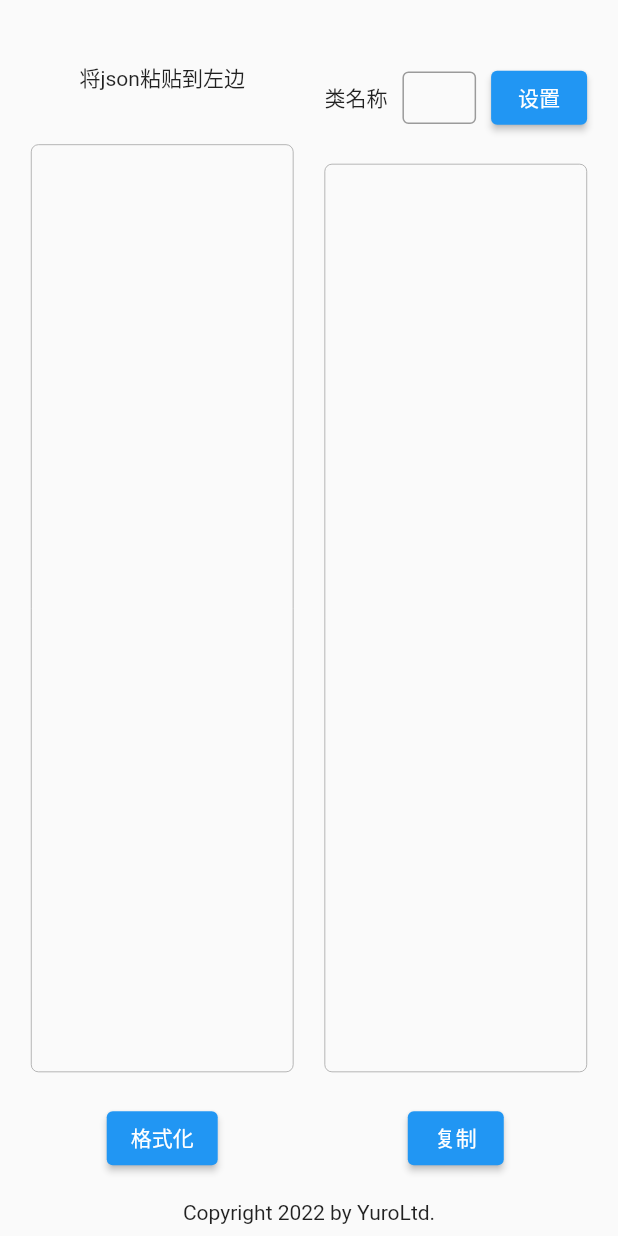
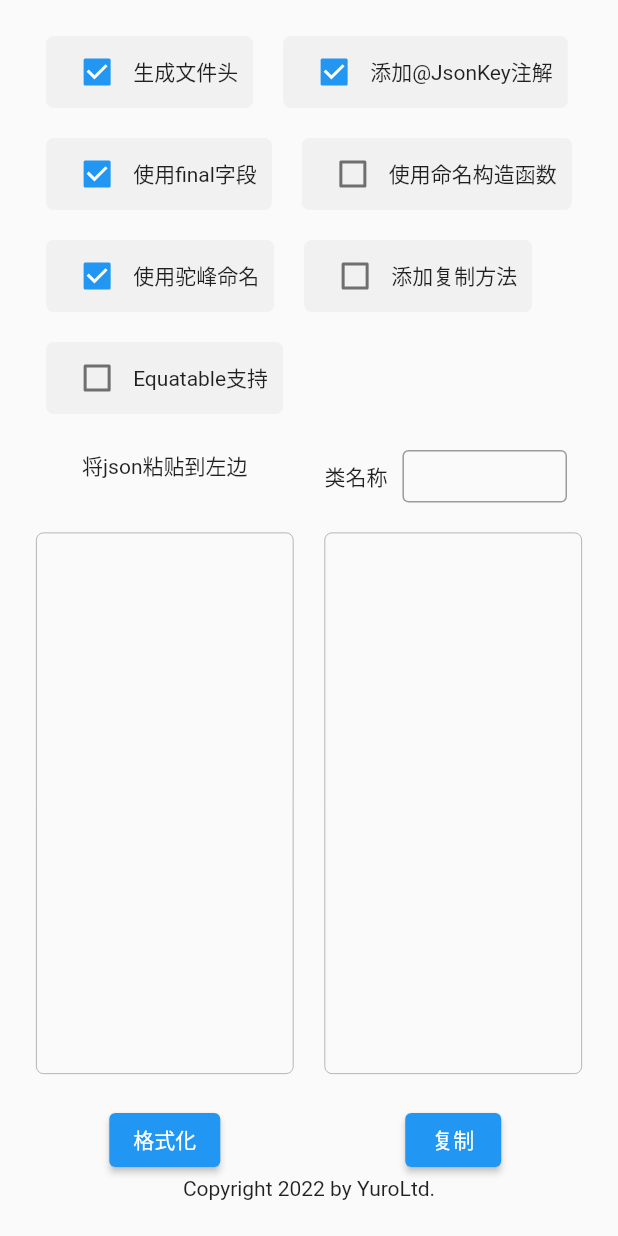
Before and after one commit to YuroLtd/json_to_dart, a Flutter app: the screen it shows after launch, on a phone screen of 412 x 824 dp. Run offline on Flutter 3.47's test engine with Material 2 defaults, Android fonts, the light colour scheme and no system bars; missing offline and left inert: dart_style.

Commit message:
增加是否生成头文件支持; 增加对Equatable的支持;

```diff
--- a/lib/components/home_right.dart
+++ b/lib/components/home_right.dart
@@ -40,10 +40,6 @@ class HomeRight extends StatelessWidget {
                       border: OutlineInputBorder(),
                     ))),
           ),
-        ),
-        ElevatedButton(
-          onPressed: () => context.read<JsonToDartController>().showSetting(context),
-          child: const Text('设置'),
         )
       ]);
 }
--- a/lib/components/setting.dart
+++ b/lib/components/setting.dart
@@ -4,28 +4,12 @@ class SettingSheet extends StatelessWidget {
   const SettingSheet({Key? key}) : super(key: key);
 
   @override
-  Widget build(BuildContext context) => Container(
-      height: MediaQuery.of(context).size.height * 0.3,
-      padding: const EdgeInsets.all(15),
-      child: Column(crossAxisAlignment: CrossAxisAlignment.start, children: [
-        _buildSettings(context),
-        Expanded(
-          child: Container(
-              margin: const EdgeInsets.only(top: 15),
-              decoration: BoxDecoration(color: Colors.grey.withOpacity(0.1), borderRadius: BorderRadius.circular(5)),
-              child: TextField(
-                  maxLines: 20,
-                  controller: context.read<JsonToDartController>().copyrightController,
-                  onChanged: context.read<JsonToDartController>().onCopyrightChanged,
-                  decoration: InputDecoration(
-                      border: InputBorder.none,
-                      contentPadding: const EdgeInsets.all(15),
-                      hintText: '添加Copyright信息',
-                      hintStyle: TextStyle(color: Colors.grey[400])))),
-        )
-      ]));
-
-  Widget _buildSettings(BuildContext context) => Wrap(spacing: 20, runSpacing: 20, children: [
+  Widget build(BuildContext context) => Wrap(spacing: 20, runSpacing: 20, children: [
+        CheckBoxItem(
+          label: '生成文件头',
+          valueKey: const ValueKey(JsonToDartController.FILE_HEADER),
+          checked: context.read<JsonToDartController>().enableFileHeader,
+        ),
         CheckBoxItem(
           label: '添加@JsonKey注解',
           valueKey: const ValueKey(JsonToDartController.JSON_KEY),
@@ -50,6 +34,11 @@ class SettingSheet extends StatelessWidget {
           label: '添加复制方法',
           valueKey: const ValueKey(JsonToDartController.COPY_METHOD),
           checked: context.read<JsonToDartController>().enableCopyMethod,
+        ),
+        CheckBoxItem(
+          label: 'Equatable支持',
+          valueKey: const ValueKey(JsonToDartController.EQUATABLE),
+          checked: context.read<JsonToDartController>().enableEquatable,
         ),
       ]);
 }
--- a/lib/controller/controller.dart
+++ b/lib/controller/controller.dart
@@ -3,81 +3,58 @@ import 'dart:convert';
 import 'package:dart_style/dart_style.dart';
 import 'package:flutter/services.dart';
 import 'package:json_to_dart/export.dart';
-import 'package:shared_preferences/shared_preferences.dart';
 
 class JsonToDartController {
   // ignore_for_file: constant_identifier_names
+  static const String FILE_HEADER = 'file_header';
   static const String JSON_KEY = 'json_key';
   static const String COPY_METHOD = 'copy_method';
   static const String CAMEL_CASE = 'camel_case';
-  static const String COPYRIGHT = 'copyright';
   static const String FINAL_FIELD = 'final_field';
   static const String NAMED_CONSTRUCTOR = 'named_constructor';
+  static const String EQUATABLE = 'equatable';
 
-  final enableJsonKey = ValueNotifier<bool>(false);
-  final enableFinalField = ValueNotifier<bool>(false);
+  final enableFileHeader = ValueNotifier<bool>(true);
+  final enableJsonKey = ValueNotifier<bool>(true);
+  final enableFinalField = ValueNotifier<bool>(true);
   final enableNamedConstructor = ValueNotifier<bool>(false);
   final enableCopyMethod = ValueNotifier<bool>(false);
-  final enableCamelCase = ValueNotifier<bool>(false);
+  final enableCamelCase = ValueNotifier<bool>(true);
+  final enableEquatable = ValueNotifier<bool>(false);
 
-  final copyrightController = TextEditingController();
   final nameController = TextEditingController();
 
   final inputController = TextEditingController();
   final output = ValueNotifier<String>('');
 
   final clazzList = <Clazz>[];
-  late final SharedPreferences prefs;
-
-  JsonToDartController() {
-    Future(() async {
-      prefs = await SharedPreferences.getInstance();
-
-      enableJsonKey.value = prefs.getBool(JSON_KEY) ?? true;
-      enableFinalField.value = prefs.getBool(FINAL_FIELD) ?? false;
-      enableNamedConstructor.value = prefs.getBool(NAMED_CONSTRUCTOR) ?? false;
-      enableCopyMethod.value = prefs.getBool(COPY_METHOD) ?? false;
-      enableCamelCase.value = prefs.getBool(CAMEL_CASE) ?? true;
-      copyrightController.text = prefs.getString(COPYRIGHT) ?? '';
-    });
-  }
-
-  /// 显示设置面板
-  void showSetting(BuildContext context) => showModalBottomSheet(
-        context: context,
-        builder: (context) => const SettingSheet(),
-      );
 
   void onCheckBoxValueChanged(String key, bool value) {
     switch (key) {
+      case FILE_HEADER:
+        enableFileHeader.value = value;
+        break;
       case JSON_KEY:
         enableJsonKey.value = value;
-        prefs.setBool(JSON_KEY, value);
         break;
       case FINAL_FIELD:
         enableFinalField.value = value;
-        prefs.setBool(FINAL_FIELD, value);
         break;
       case NAMED_CONSTRUCTOR:
         enableNamedConstructor.value = value;
-        prefs.setBool(NAMED_CONSTRUCTOR, value);
         break;
       case COPY_METHOD:
         enableCopyMethod.value = value;
-        prefs.setBool(COPY_METHOD, value);
         break;
       case CAMEL_CASE:
         enableCamelCase.value = value;
-        prefs.setBool(CAMEL_CASE, value);
+        break;
+      case EQUATABLE:
+        enableEquatable.value = value;
         break;
       default:
         break;
     }
-    if (clazzList.isNotEmpty) _generateCode();
-  }
-
-  void onCopyrightChanged(String str) {
-    prefs.setString(COPYRIGHT, str);
     if (clazzList.isNotEmpty) _generateCode();
   }
 
@@ -204,13 +181,15 @@ class JsonToDartController {
     final list = clazzList.reversed;
     final sb = StringBuffer();
 
-    if (copyrightController.text.trim().isNotEmpty) {
-      sb.writeln(copyrightController.text.trim());
+    if (enableFileHeader.value) {
+      sb.writeln("import 'package:json_annotation/json_annotation.dart';");
+      if (enableEquatable.value) {
+        sb.writeln("import 'package:equatable/equatable.dart';");
+      }
+      sb.writeln();
+      sb.writeln("part '${list.first.fileName}.g.dart';");
+      sb.writeln();
     }
-    sb.writeln("import 'package:json_annotation/json_annotation.dart';");
-    sb.writeln();
-    sb.writeln("part '${list.first.fileName}.g.dart';");
-    sb.writeln();
 
     // ignore_for_file: avoid_function_literals_in_foreach_calls
     list.forEach((element) => _generateClazz(sb, element));
@@ -219,7 +198,11 @@ class JsonToDartController {
 
   void _generateClazz(StringBuffer sb, Clazz clazz) {
     sb.writeln('@JsonSerializable()');
-    sb.writeln('class ${clazz.name} extends Object {');
+    sb.write('class ${clazz.name} extends Object ');
+    if (enableEquatable.value) {
+      sb.writeln('with EquatableMixin');
+    }
+    sb.write('{');
     sb.writeln();
 
     final camelCase = enableCamelCase.value;
@@ -237,12 +220,19 @@ class JsonToDartController {
     }
     sb
       ..write((enableNamedConstructor.value && clazz.fields.isNotEmpty) ? '}' : '')
-      ..write(');\n');
+      ..write(');\n')
+      ..writeln()
+      ..writeln('factory ${clazz.name}.fromJson(Map<String, dynamic> srcJson) => _\$${clazz.name}FromJson(srcJson);')
+      ..writeln()
+      ..writeln('Map<String, dynamic> toJson() => _\$${clazz.name}ToJson(this);');
 
-    sb.writeln();
-    sb.writeln('factory ${clazz.name}.fromJson(Map<String, dynamic> srcJson) => _\$${clazz.name}FromJson(srcJson);');
-    sb.writeln();
-    sb.writeln('Map<String, dynamic> toJson() => _\$${clazz.name}ToJson(this);');
+    if (enableEquatable.value) {
+      sb
+        ..writeln()
+        ..writeln('@override')
+        ..writeln('List<Object> get props =>')
+        ..writeln('${clazz.fields.map((e) => e.getName(camelCase)).toList()};');
+    }
 
     if (enableCopyMethod.value) _generateCopyWith(sb, clazz, camelCase);
 
--- a/lib/main.dart
+++ b/lib/main.dart
@@ -21,20 +21,19 @@ class HomePage extends StatelessWidget {
 
   @override
   Widget build(BuildContext context) => Scaffold(
-        body: Stack(children: [
-          Center(
-              child: SizedBox(
-                  width: MediaQuery.of(context).size.width * 0.9,
-                  height: MediaQuery.of(context).size.height * 0.9,
-                  child: Row(children: [
-                    const Expanded(flex: 1, child: HomeLeft()),
-                    SizedBox(width: MediaQuery.of(context).size.width * 0.05),
-                    const Expanded(flex: 1, child: HomeRight()),
-                  ]))),
-          const Align(
-            alignment: Alignment.bottomCenter,
-            child: Padding(padding: EdgeInsets.all(8), child: Text('Copyright 2022 by YuroLtd.')),
-          )
-        ]),
+        body: Padding(
+          padding: const EdgeInsets.all(24.0),
+          child: Column(children: [
+            const Padding(padding: EdgeInsets.only(bottom: 24.0), child: SettingSheet()),
+            Expanded(
+              child: Row(children: [
+                const Expanded(flex: 1, child: HomeLeft()),
+                SizedBox(width: MediaQuery.of(context).size.width * 0.05),
+                const Expanded(flex: 1, child: HomeRight()),
+              ]),
+            ),
+            const Text('Copyright 2022 by YuroLtd.')
+          ]),
+        ),
       );
 }
--- a/pubspec.yaml
+++ b/pubspec.yaml
@@ -34,7 +34,6 @@ dependencies:
   # The following adds the Cupertino Icons font to your application.
   # Use with the CupertinoIcons class for iOS style icons.
   provider: ^6.0.2
-  shared_preferences: ^2.0.13
   dart_style: ^2.2.1
 
 dev_dependencies:
@@ -47,7 +46,7 @@ dev_dependencies:
   # package. See that file for information about deactivating specific lint
   # rules and activating additional ones.
   flutter_lints: ^1.0.0
-  msix: ^3.2.0
+  msix: ^3.6.1
 
 # For information on the generic Dart part of this file, see the
 # following page: https://dart.dev/tools/pub/pubspec
@@ -94,7 +93,7 @@ msix_config:
   display_name: json_to_dart
   publisher_display_name: YuroLtd
   identity_name: com.yuro.jsonToDart
-  msix_version: 1.1.1.0
+  msix_version: 1.2.0.0
   logo_path: json_to_dart.png
   certificate_path: yutoltd.pfx
   certificate_password: yuroltd
```
Also changed, not shown: pubspec.lock.
